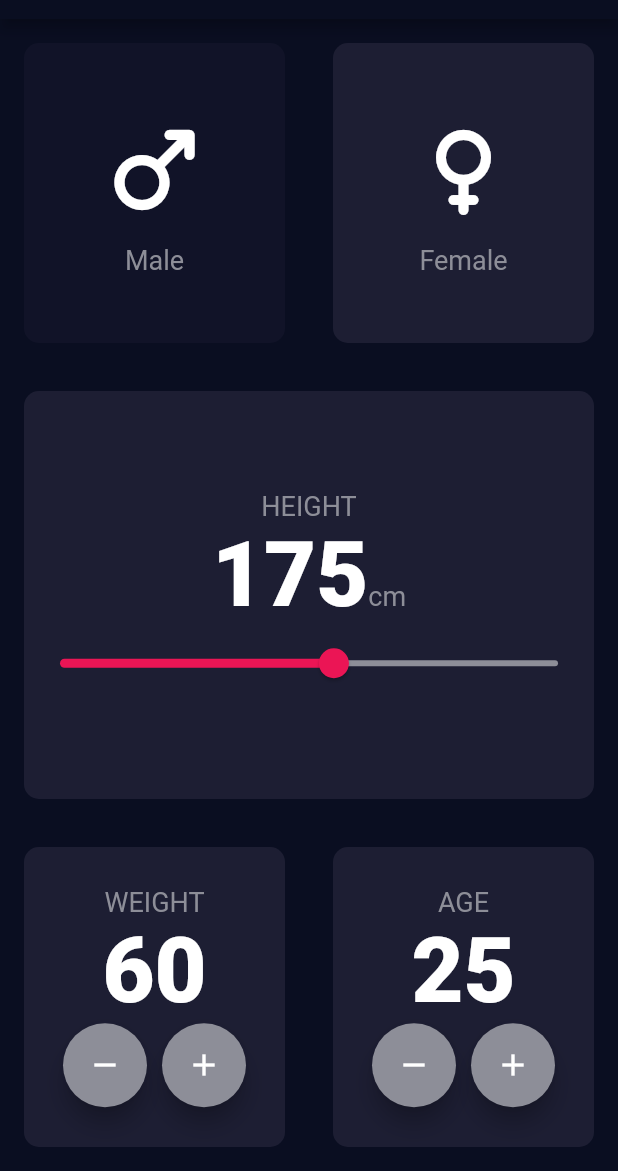
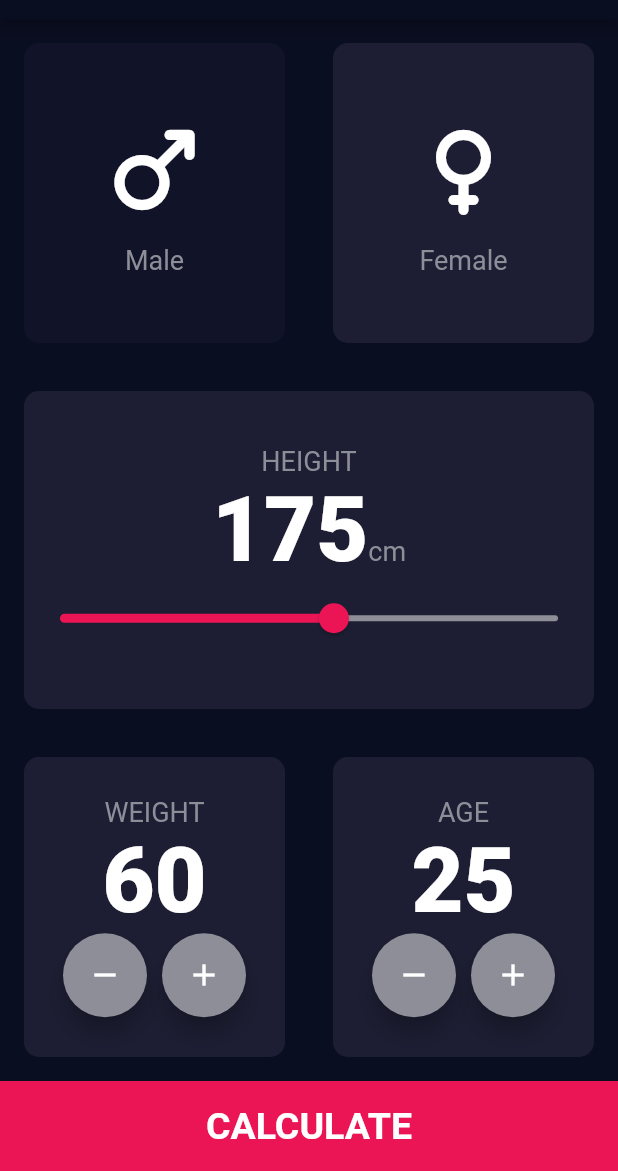
Before and after one commit to HeratUni-CS/bmi-calculator-RamezRayyan64, a Flutter app: the screen it shows after launch, on a phone screen of 412 x 824 dp, the part 65-1236 px from its top. Run offline on Flutter 3.47's test engine with Material 2 defaults, Android fonts, the phone set to English and light mode, and no system bars.

Commit message:
calcualte button widget added to input screen

```diff
--- a/lib/screens/input_screen.dart
+++ b/lib/screens/input_screen.dart
@@ -1,6 +1,7 @@
 import 'dart:math';
 
 import 'package:bmi_starting/constants/constants.dart';
+import 'package:bmi_starting/widgets/bottom_page_button_widget.dart';
 import 'package:bmi_starting/widgets/select_gender_widget.dart';
 import 'package:bmi_starting/widgets/set_height_widget.dart';
 import 'package:bmi_starting/widgets/set_weight_widget.dart';
@@ -112,8 +113,15 @@ class _InputScreenState extends State<InputScreen> {
                 )
               ],
             ),
+            BottomPageButtonWidget(
+              onTap: () {
+                double result = (weight / pow(height / 100, 2));
+              },
+              text: 'CALCULATE',
+            ),
           ],
-      )),
+        ),
+      ),
     );
   }
 }
--- /dev/null
+++ b/lib/widgets/bottom_page_button_widget.dart
@@ -0,0 +1,30 @@
+
+import 'package:flutter/material.dart';
+
+class BottomPageButtonWidget extends StatelessWidget {
+  const BottomPageButtonWidget({
+    Key? key,
+    required this.onTap,
+    required this.text,
+  }) : super(key: key);
+
+  final Function() onTap;
+  final String text;
+
+  @override
+  Widget build(BuildContext context) {
+    return GestureDetector(
+      onTap: onTap,
+      child: Container(
+        width: double.infinity,
+        height: 60,
+        color: const Color(0xFFEB1555),
+        child: Center(
+            child: Text(
+          text,
+          style: const TextStyle(fontSize: 25, fontWeight: FontWeight.bold),
+        )),
+      ),
+    );
+  }
+}
```
Lines whose indentation alone changed are shown as unchanged.
